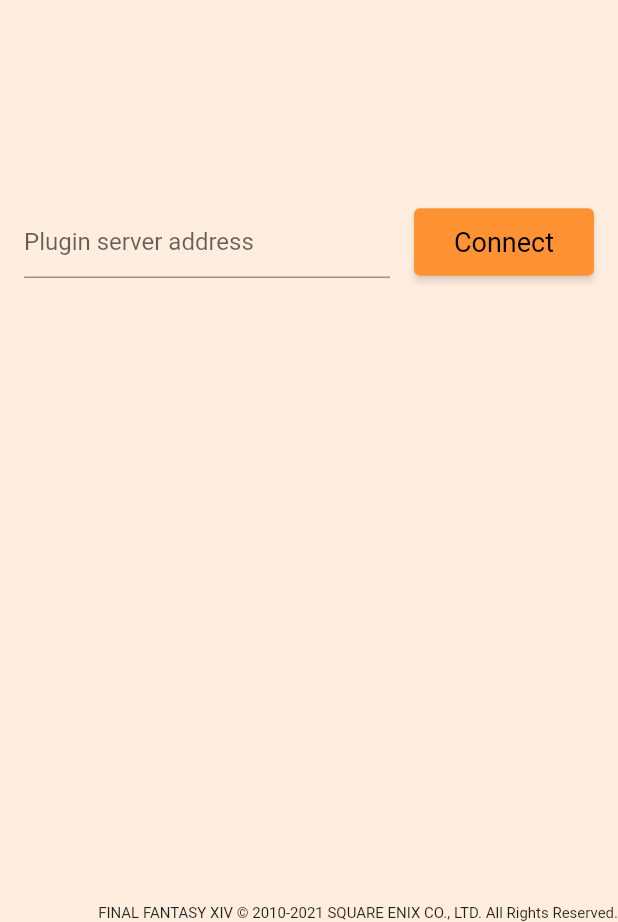
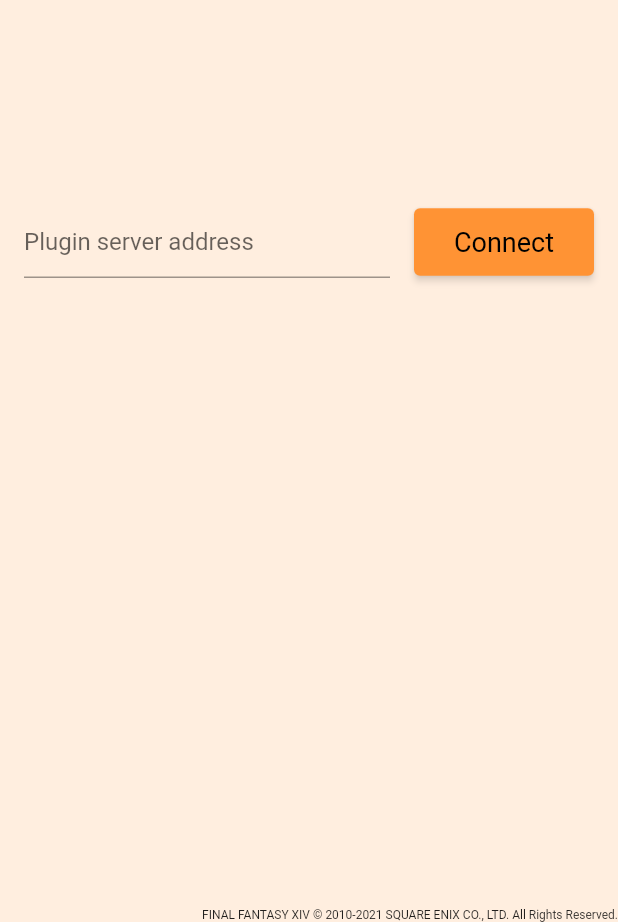
Before and after one commit to karashiiro/DutyDialer, a Flutter app: the screen it shows after launch, on a phone screen of 412 x 824 dp, the part 314-1236 px from its top. Run offline on Flutter 3.47's test engine with Material 2 defaults, Android fonts, the phone set to English and light mode, and no system bars; our stand-ins replace just_audio.

Commit message:
feat(app): set license font size with screen width

```diff
--- a/app/lib/se_license.dart
+++ b/app/lib/se_license.dart
@@ -12,7 +12,8 @@ class SquareEnixLicenseInfo extends StatelessWidget {
           width: MediaQuery.of(context).size.width,
           child: Text(
             'FINAL FANTASY XIV © 2010-2021 SQUARE ENIX CO., LTD. All Rights Reserved.',
-            style: TextStyle(fontSize: 10),
+            style: TextStyle(
+                fontSize: MediaQuery.of(context).size.width <= 480 ? 8 : 10),
             textAlign: TextAlign.right,
           ),
         ),
```
